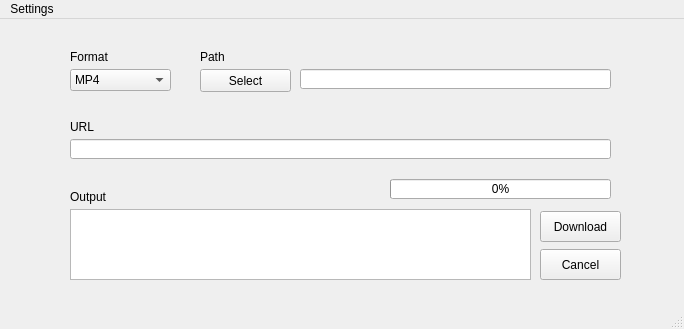
First picture: the form in Python_version/mainwindows.ui, repository Blackfireoff/FireDown, before the edit.
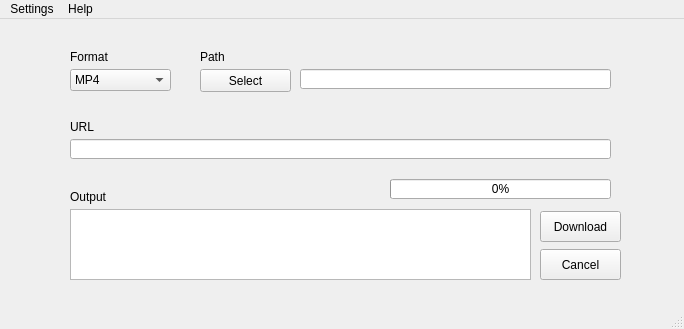
Second picture: the form after the edit.

Commit message: Adding Help section and a better progress bar for one shot file

```diff
--- a/Python_version/mainwindows.ui
+++ b/Python_version/mainwindows.ui
@@ -211,7 +211,7 @@
      <x>0</x>
      <y>0</y>
      <width>684</width>
-     <height>21</height>
+     <height>26</height>
     </rect>
    </property>
    <widget class="QMenu" name="menuSettings">
@@ -227,8 +227,16 @@
     </widget>
     <addaction name="menuLanguage"/>
     <addaction name="actionSave_the_path"/>
+    <addaction name="actionShow_advance_logs"/>
+   </widget>
+   <widget class="QMenu" name="menuHelp">
+    <property name="title">
+     <string>Help</string>
+    </property>
+    <addaction name="actionShowSupportedWebsite"/>
    </widget>
    <addaction name="menuSettings"/>
+   <addaction name="menuHelp"/>
   </widget>
   <widget class="QStatusBar" name="statusbar"/>
   <action name="actionEnglish">
```
Left out of the diff: 16 changed lines with no effect on the pictures. The commit also changes 6 other files.
